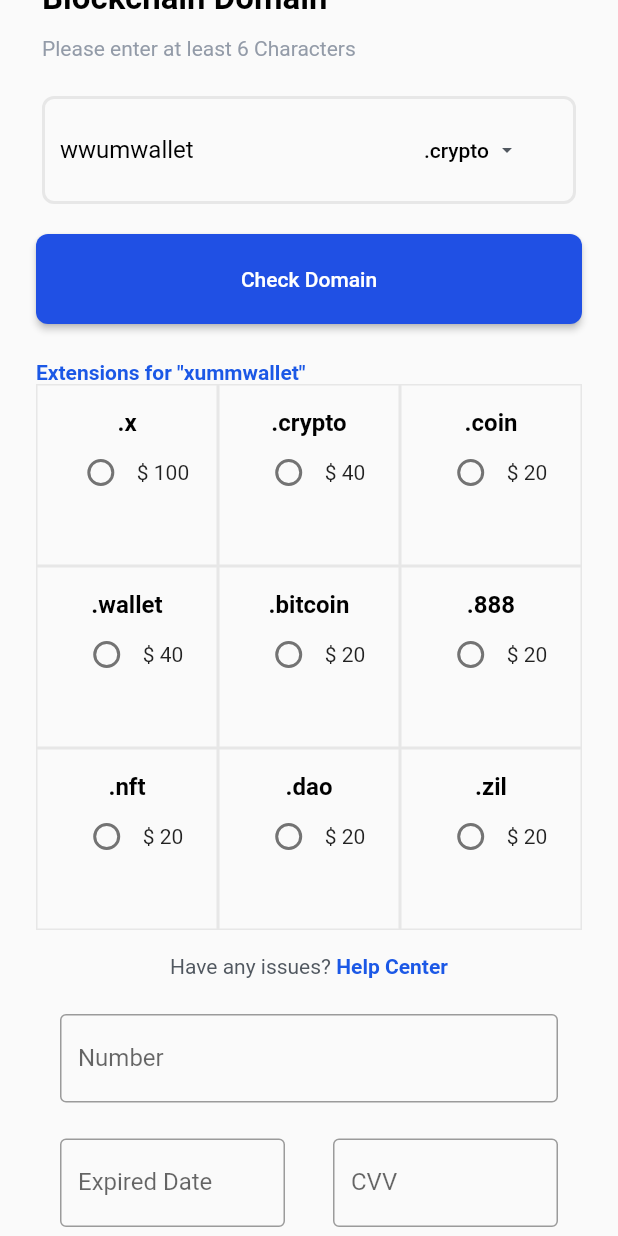
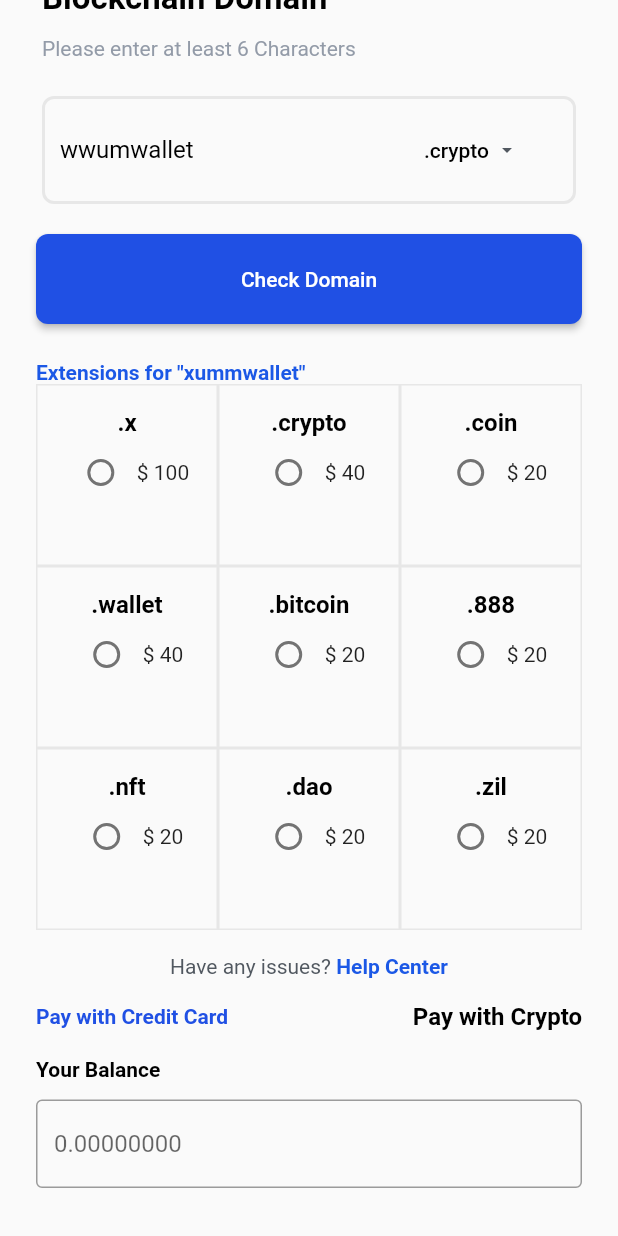
Before and after one commit to VadymMobileDev/up_reselling_webapp, a Flutter app: the screen it shows after launch, scrolled down 388 dp, on a phone screen of 412 x 824 dp. Run offline on Flutter 3.47's test engine with Material 2 defaults, Android fonts, the light colour scheme and no system bars; our stand-ins replace dio, retrofit; generated files the repository leaves out were written again.

Commit message:
init 3.08 added card validation and improved design

```diff
--- a/lib/application/style/dimens.dart
+++ b/lib/application/style/dimens.dart
@@ -1,33 +1,18 @@
 abstract class Dimens {
-  /// padding = 2.0
+
   static const double paddingXSmall = 2.0;
-
-  /// padding = 4.0
   static const double paddingSmall = 4.0;
-
-  /// padding = 8.0
   static const double paddingDefault = 8.0;
-
-  /// padding = 12.0
   static const double paddingSemi = 12.0;
-
-  /// padding = 16.0
   static const double paddingMedium = 16.0;
-
-  /// padding = 24.0
   static const double paddingMediumLarge = 24.0;
-
-  /// padding = 32.0
   static const double paddingLarge = 32.0;
-
-  /// padding = 48.0
   static const double paddingXLarge = 48.0;
-
-  /// padding = 64.0
   static const double paddingXXLarge = 64.0;
 
-/* Other sizes */
   static const double borderButtonRadius = 20.0;
   static const double margeButtonsEdge = 50.0;
   static const double margeButtonEdge = 60.0;
+  static const double defaultFountSize = 14.0;
+  static const double paddingXSLarge = 18.0;
 }
--- a/lib/main.dart
+++ b/lib/main.dart
@@ -4,9 +4,11 @@ import 'package:up_reselling_webapp/api/api_client.dart';
 import 'package:up_reselling_webapp/application/app_color.dart';
 import 'package:up_reselling_webapp/application/style/dimens.dart';
 import 'package:up_reselling_webapp/models/credit_card_model.dart';
+import 'package:up_reselling_webapp/models/crypto_card_model.dart';
 import 'package:up_reselling_webapp/models/domain_name.dart';
 import 'package:up_reselling_webapp/repository/labeled_check_box.dart';
 import 'package:up_reselling_webapp/widgets/credit_card_form.dart';
+import 'package:up_reselling_webapp/widgets/crypto_card_form.dart';
 import 'package:up_reselling_webapp/widgets/widgets_repository.dart';
 
 import 'models/grid_domain.dart';
@@ -34,16 +36,18 @@ class XummPage extends StatefulWidget {
 
 class _XummPageState extends State<XummPage> {
   bool _flag = true;
+  bool _flagCard = true;
   String cardNumber = '';
+  String cryptoCardNumber = '';
   String expiryDate = '';
   String cvvCode = '';
   bool isCvvFocused = false;
   final GlobalKey<FormState> formKey = GlobalKey<FormState>();
+
   @override
   Widget build(BuildContext context) {
     return Scaffold(
-
-      body:SingleChildScrollView(
+        body: SingleChildScrollView(
             child: Padding(
       padding: EdgeInsets.all(Dimens.paddingMediumLarge),
       child: Column(
@@ -63,11 +67,11 @@ class _XummPageState extends State<XummPage> {
                       child: Text("Register Domain",
                           style: TextStyle(color: _flag ? AppColor.white : AppColor.textGrey)),
                       style: ElevatedButton.styleFrom(
-                        primary: _flag ? AppColor.primaryBlue : AppColor.primaryGrey, minimumSize: Size(double.infinity, Dimens.margeButtonsEdge),
+                          primary: _flag ? AppColor.primaryBlue : AppColor.primaryGrey,
+                          minimumSize: Size(double.infinity, Dimens.margeButtonsEdge),
                           shape: RoundedRectangleBorder(
                             borderRadius: BorderRadius.circular(Dimens.paddingDefault),
-                          )
-                      ))),
+                          )))),
               Expanded(
                   child: ElevatedButton(
                       onPressed: () {
@@ -76,11 +80,11 @@ class _XummPageState extends State<XummPage> {
                       child: Text("Manage Domain",
                           style: TextStyle(color: _flag ? AppColor.textGrey : AppColor.white)),
                       style: ElevatedButton.styleFrom(
-                        primary: _flag ? AppColor.primaryGrey : AppColor.primaryBlue, minimumSize: Size(double.infinity, Dimens.margeButtonsEdge),
+                          primary: _flag ? AppColor.primaryGrey : AppColor.primaryBlue,
+                          minimumSize: Size(double.infinity, Dimens.margeButtonsEdge),
                           shape: RoundedRectangleBorder(
                             borderRadius: BorderRadius.circular(Dimens.paddingDefault),
-                          )
-                      ))),
+                          )))),
             ],
           ),
 
@@ -101,32 +105,29 @@ class _XummPageState extends State<XummPage> {
                   Expanded(
                       child: Align(
                     alignment: Alignment.centerLeft,
-                child:
-                  Text("wwumwallet", style: TextStyle(color: AppColor.black, fontSize: Dimens.paddingMedium)),
+                    child: Text("wwumwallet",
+                        style: TextStyle(color: AppColor.black, fontSize: Dimens.paddingMedium)),
                   )),
                   ElevatedButton(
                     onPressed: () {},
-                    child:Row(
-                      children:[
+                    child: Row(
+                      children: [
                         Container(
                           child: Text(".crypto", style: TextStyle(color: AppColor.black)),
                         ),
                         Padding(
                             padding: EdgeInsets.fromLTRB(4, 0, 10, 0),
-                          child: Icon(Icons.arrow_drop_down, color: AppColor.textGreyDark, size: Dimens.paddingMedium)
-                          ),
+                            child: Icon(Icons.arrow_drop_down,
+                                color: AppColor.textGreyDark, size: Dimens.paddingMedium)),
                       ],
                     ),
                     style: ElevatedButton.styleFrom(
-                      primary: AppColor.backgroundLightGrey, elevation: 0.0
-                    ),
+                        primary: AppColor.backgroundLightGrey, elevation: 0.0),
                   )
-
                 ],
               ),
             ),
           ),
-
 
           SizedBox(height: Dimens.paddingMedium),
           _checkDomainButton(),
@@ -135,41 +136,82 @@ class _XummPageState extends State<XummPage> {
 
           _gridViewContainer(context),
 
-
-/*          Container(
-    width: MediaQuery.of(context).size.width,
-    child:
-          GridView.builder(
-              itemCount: itemList.length,
-              gridDelegate: SliverGridDelegateWithFixedCrossAxisCount(
-                  crossAxisCount: 4,
-                  childAspectRatio: 0.56,
-                  crossAxisSpacing: 2,
-                  mainAxisSpacing: 2),
-              itemBuilder: (context, index) {
-                return GridItem(
-                    item: itemList[index],
-                    isSelected: (bool value) {
-                      setState(() {
-                        if (value) {
-                          selectedList.add(itemList[index]);
-                        } else {
-                          selectedList.remove(itemList[index]);
-                        }
-                      });
-                      print("$index : $value");
-                    },
-                    key: Key(itemList[index].price));
-              }),
-          ),*/
-
           SizedBox(height: Dimens.paddingMedium),
 
           HelpCenterWidget(),
+          SizedBox(height: Dimens.paddingMedium),
+
+          Row(
+            children: [
+              Expanded(
+                child: InkWell(
+                  onTap: () {
+                    setState(() => _flagCard = !_flagCard);
+                  },
+                  child: Text("Pay with Credit Card",
+                      style: TextStyle(
+                          color: _flagCard ? AppColor.primaryBlue : AppColor.black,
+                          fontSize: _flagCard ? Dimens.defaultFountSize : Dimens.paddingMedium,
+                          fontWeight: FontWeight.bold)),
+                ),
+              ),
+              Expanded(
+                child: InkWell(
+                  onTap: () {
+                    setState(() => _flagCard = !_flagCard);
+                  },
+                  child: Text("Pay with Crypto",
+                      textAlign: TextAlign.right,
+                      style: TextStyle(
+                          color: _flagCard ? AppColor.black : AppColor.primaryBlue,
+                          fontSize: _flagCard ? Dimens.paddingMedium : Dimens.defaultFountSize,
+                          fontWeight: FontWeight.bold)),
+                ),
+              ),
+            ],
+          ),
+          SizedBox(height: Dimens.paddingXSLarge),
+
+          Column(
+            children: <Widget>[
+              if (_flagCard)
                 Container(
                   width: MediaQuery.of(context).size.width,
                   child: Column(
-                  children:[
+                    children: [
+                      Align(
+                        alignment: Alignment.centerLeft,
+                        child: Container(
+                          child: Text("Your Balance",
+                              style: TextStyle(color: AppColor.black, fontWeight: FontWeight.bold)),
+                        ),
+                      ),
+                      CryptoCardForm(
+                        formKey: formKey,
+                        obscureNumber: true,
+                        cryptoCardNumber: cryptoCardNumber,
+                        themeColor: AppColor.primaryBlue,
+                        cardNumberDecoration: const InputDecoration(
+                          border: OutlineInputBorder(),
+                          hintText: '0.00000000',
+                        ),
+                        onCryptoCardModelChange: onCryptoCardModelChange,
+                      ),
+                    ],
+                  ),
+                )
+              else
+                Container(
+                  width: MediaQuery.of(context).size.width,
+                  child: Column(
+                    children: [
+                      Align(
+                        alignment: Alignment.centerLeft,
+                        child: Container(
+                          child: Text("Card Details",
+                              style: TextStyle(color: AppColor.black, fontWeight: FontWeight.bold)),
+                        ),
+                      ),
                       CreditCardForm(
                         formKey: formKey,
                         obscureCvv: true,
@@ -177,60 +219,30 @@ class _XummPageState extends State<XummPage> {
                         cardNumber: cardNumber,
                         cvvCode: cvvCode,
                         expiryDate: expiryDate,
-                      themeColor: Colors.blue,
+                        themeColor: AppColor.primaryBlue,
                         cardNumberDecoration: const InputDecoration(
                           border: OutlineInputBorder(),
-                        labelText: 'Number',
-                        hintText: 'XXXX XXXX XXXX XXXX',
+                          hintText: 'Card Number',
                         ),
                         expiryDateDecoration: const InputDecoration(
                           border: OutlineInputBorder(),
-                        labelText: 'Expired Date',
-                        hintText: 'XX/XX',
+                          hintText: "MM/YY",
                         ),
                         cvvCodeDecoration: const InputDecoration(
                           border: OutlineInputBorder(),
-                        labelText: 'CVV',
-                        hintText: 'XXX',
+                          hintText: "CVC",
                         ),
                         onCreditCardModelChange: onCreditCardModelChange,
                       ),
-                    ElevatedButton(
-                      style: ElevatedButton.styleFrom(
-                        shape: RoundedRectangleBorder(
-                          borderRadius: BorderRadius.circular(8.0),
-                        ),
-                        primary: const Color(0xff1b447b),
-                      ),
-                      child: Container(
-                        margin: const EdgeInsets.all(8),
-                        child: const Text(
-                          'VALIDATE',
-                          style: TextStyle(
-                            color: Colors.white,
-                            fontFamily: 'halter',
-                            fontSize: 14,
-                            package: 'flutter_credit_card',
-                          ),
-                        ),
-                      ),
-                      onPressed: () {
-                        if (formKey.currentState!.validate()) {
-                          print('valid!');
-                        } else {
-                          print('invalid!');
-                        }
-                      },
-                    )
                     ],
                   ),
                 ),
             ],
+          )
+        ],
       ),
-
     )));
   }
-
 
   void onCreditCardModelChange(CreditCardModel? creditCardModel) {
     setState(() {
@@ -241,30 +253,33 @@ class _XummPageState extends State<XummPage> {
     });
   }
 
+  void onCryptoCardModelChange(CryptoCardModel? cryptoCardModel) {
+    setState(() {
+      cryptoCardNumber = cryptoCardModel!.cryptoCardNumber;
+    });
+  }
 }
 
-Widget _checkDomainButton(){
+Widget _checkDomainButton() {
   return ElevatedButton(
       onPressed: () {},
       child: Text("Check Domain"),
       style: ElevatedButton.styleFrom(
           primary: AppColor.primaryBlue,
           minimumSize: Size(double.infinity, Dimens.margeButtonEdge),
-          shape: RoundedRectangleBorder(
-              borderRadius: BorderRadius.circular(Dimens.paddingDefault))));
+          shape:
+              RoundedRectangleBorder(borderRadius: BorderRadius.circular(Dimens.paddingDefault))));
 }
 
-Widget _gridViewContainer(BuildContext context){
+Widget _gridViewContainer(BuildContext context) {
   return Container(
     width: MediaQuery.of(context).size.width,
-    child:
-    GridView.count(
+    child: GridView.count(
       primary: false,
       crossAxisCount: 3,
       shrinkWrap: true,
       physics: NeverScrollableScrollPhysics(),
       children: <Widget>[
-
         GridContainerBody(titleText: ".x", checkText: "100"),
         GridContainerBody(titleText: ".crypto", checkText: "40"),
         GridContainerBody(titleText: ".coin", checkText: "20"),
@@ -278,8 +293,6 @@ Widget _gridViewContainer(BuildContext context){
     ),
   );
 }
-
-
 
 FutureBuilder<DomainResponseData> _buildBody(BuildContext context) {
   final client = RestClient(Dio(BaseOptions(contentType: "application/json")));
--- /dev/null
+++ b/lib/models/crypto_card_model.dart
@@ -0,0 +1,5 @@
+class CryptoCardModel {
+  CryptoCardModel(this.cryptoCardNumber);
+
+  String cryptoCardNumber = '';
+}
--- /dev/null
+++ b/lib/repository/masked_card_contriller.dart
@@ -0,0 +1,121 @@
+import 'package:flutter/material.dart';
+
+class MaskedTextController extends TextEditingController {
+  MaskedTextController(
+      {String? text, required this.mask, Map<String, RegExp>? translator})
+      : super(text: text) {
+    this.translator = translator ?? MaskedTextController.getDefaultTranslator();
+
+    addListener(() {
+      final String previous = _lastUpdatedText;
+      if (beforeChange(previous, this.text)) {
+        updateText(this.text);
+        afterChange(previous, this.text);
+      } else {
+        updateText(_lastUpdatedText);
+      }
+    });
+
+    updateText(this.text);
+  }
+
+  String mask;
+
+  late Map<String, RegExp> translator;
+
+  Function afterChange = (String previous, String next) {};
+  Function beforeChange = (String previous, String next) {
+    return true;
+  };
+
+  String _lastUpdatedText = '';
+
+  void updateText(String text) {
+    if (text.isNotEmpty) {
+      this.text = _applyMask(mask, text);
+    } else {
+      this.text = '';
+    }
+
+    _lastUpdatedText = this.text;
+  }
+
+  void updateMask(String mask, {bool moveCursorToEnd = true}) {
+    this.mask = mask;
+    updateText(text);
+
+    if (moveCursorToEnd) {
+      this.moveCursorToEnd();
+    }
+  }
+
+  void moveCursorToEnd() {
+    final String text = _lastUpdatedText;
+    selection = TextSelection.fromPosition(TextPosition(offset: text.length));
+  }
+
+  @override
+  set text(String newText) {
+    if (super.text != newText) {
+      super.text = newText;
+      moveCursorToEnd();
+    }
+  }
+
+  static Map<String, RegExp> getDefaultTranslator() {
+    return <String, RegExp>{
+      'A': RegExp(r'[A-Za-z]'),
+      '0': RegExp(r'[0-9]'),
+      '@': RegExp(r'[A-Za-z0-9]'),
+      '*': RegExp(r'.*')
+    };
+  }
+
+  String _applyMask(String? mask, String value) {
+    String result = '';
+
+    int maskCharIndex = 0;
+    int valueCharIndex = 0;
+
+    while (true) {
+      // if mask is ended, break.
+      if (maskCharIndex == mask!.length) {
+        break;
+      }
+
+      // if value is ended, break.
+      if (valueCharIndex == value.length) {
+        break;
+      }
+
+      final String maskChar = mask[maskCharIndex];
+      final String valueChar = value[valueCharIndex];
+
+      // value equals mask, just set
+      if (maskChar == valueChar) {
+        result += maskChar;
+        valueCharIndex += 1;
+        maskCharIndex += 1;
+        continue;
+      }
+
+      // apply translator if match
+      if (translator.containsKey(maskChar)) {
+        if (translator[maskChar]!.hasMatch(valueChar)) {
+          result += valueChar;
+          maskCharIndex += 1;
+        }
+
+        valueCharIndex += 1;
+        continue;
+      }
+
+      // not masked value, fixed char on mask
+      result += maskChar;
+      maskCharIndex += 1;
+      continue;
+    }
+
+    return result;
+  }
+}
--- /dev/null
+++ b/lib/widgets/crypto_card_form.dart
@@ -0,0 +1,117 @@
+import 'package:flutter/material.dart';
+import 'package:flutter/widgets.dart';
+import 'package:up_reselling_webapp/application/app_color.dart';
+import 'package:up_reselling_webapp/application/style/dimens.dart';
+import 'package:up_reselling_webapp/models/crypto_card_model.dart';
+import 'package:up_reselling_webapp/repository/masked_card_contriller.dart';
+
+class CryptoCardForm extends StatefulWidget {
+  const CryptoCardForm({
+    Key? key,
+    required this.cryptoCardNumber,
+    this.obscureNumber = false,
+    required this.onCryptoCardModelChange,
+    required this.themeColor,
+    this.textColor = AppColor.black,
+    this.cursorColor,
+    this.cardNumberDecoration = const InputDecoration(
+      labelText: 'Card number',
+      hintText: 'X.XXXXXXXX',
+    ),
+    required this.formKey,
+    this.numberValidationMessage = 'Please input a valid number',
+  }) : super(key: key);
+
+  final String cryptoCardNumber;
+  final String numberValidationMessage;
+  final void Function(CryptoCardModel) onCryptoCardModelChange;
+  final Color themeColor;
+  final Color textColor;
+  final Color? cursorColor;
+  final bool obscureNumber;
+  final GlobalKey<FormState> formKey;
+
+  final InputDecoration cardNumberDecoration;
+
+  @override
+  _CryptoCardFormState createState() => _CryptoCardFormState();
+}
+
+class _CryptoCardFormState extends State<CryptoCardForm> {
+  late String cryptoCardNumber;
+  late Color themeColor;
+
+  late void Function(CryptoCardModel) onCryptoCardModelChange;
+  late CryptoCardModel cryptoCardModel;
+
+  FocusNode cardNumberNode = FocusNode();
+
+  final MaskedTextController _cardNumberController = MaskedTextController(mask: '0.00000000');
+
+  void createCryptoCardModel() {
+    cryptoCardNumber = widget.cryptoCardNumber;
+
+    cryptoCardModel = CryptoCardModel(cryptoCardNumber);
+  }
+
+  @override
+  void initState() {
+    super.initState();
+
+    createCryptoCardModel();
+
+    onCryptoCardModelChange = widget.onCryptoCardModelChange;
+
+    _cardNumberController.addListener(() {
+      setState(() {
+        cryptoCardNumber = _cardNumberController.text;
+        cryptoCardModel.cryptoCardNumber = cryptoCardNumber;
+        onCryptoCardModelChange(cryptoCardModel);
+      });
+    });
+  }
+
+  @override
+  void didChangeDependencies() {
+    themeColor = widget.themeColor;
+    super.didChangeDependencies();
+  }
+
+  @override
+  Widget build(BuildContext context) {
+    return Theme(
+      data: ThemeData(
+        primaryColor: themeColor.withOpacity(0.8),
+        primaryColorDark: themeColor,
+      ),
+      child: Form(
+        key: widget.formKey,
+        child: Column(
+          children: <Widget>[
+            Container(
+              padding: const EdgeInsets.symmetric(vertical: 8.0),
+              margin: const EdgeInsets.only(top: Dimens.paddingSmall),
+              child: TextFormField(
+                obscureText: widget.obscureNumber,
+                controller: _cardNumberController,
+                cursorColor: widget.cursorColor ?? themeColor,
+                style: TextStyle(
+                  color: widget.textColor,
+                ),
+                decoration: widget.cardNumberDecoration,
+                keyboardType: TextInputType.number,
+                textInputAction: TextInputAction.next,
+                validator: (String? value) {
+                  if (value!.isEmpty || value.length < 16) {
+                    return widget.numberValidationMessage;
+                  }
+                  return null;
+                },
+              ),
+            ),
+          ],
+        ),
+      ),
+    );
+  }
+}
--- a/lib/widgets/widgets_repository.dart
+++ b/lib/widgets/widgets_repository.dart
@@ -93,7 +93,7 @@ class CardPurchaseWidget extends StatelessWidget {
         mainAxisSize: MainAxisSize.min,
         children: <Widget>[
           Text("Purchase your\nBlockchain Domain",
-              style: TextStyle(fontSize: 22.0, color: Colors.black, fontWeight: FontWeight.bold)),
+              style: TextStyle(fontSize: 22.0, color: AppColor.black, fontWeight: FontWeight.bold)),
           SizedBox(height: Dimens.paddingSemi),
           Text("Please enter at least 6 Characters", style: TextStyle(color: AppColor.textGrey)),
         ],
```
Also changed, not shown: lib/widgets/credit_card_form.dart (+43 -15 lines). Lines whose indentation alone changed are shown as unchanged.
